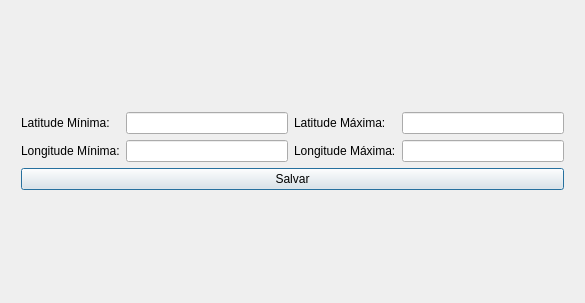
Before: the Qt Designer form paulo/add_info.ui in BetSpaguetty/Projeto-Taludes, drawn with Qt 5.
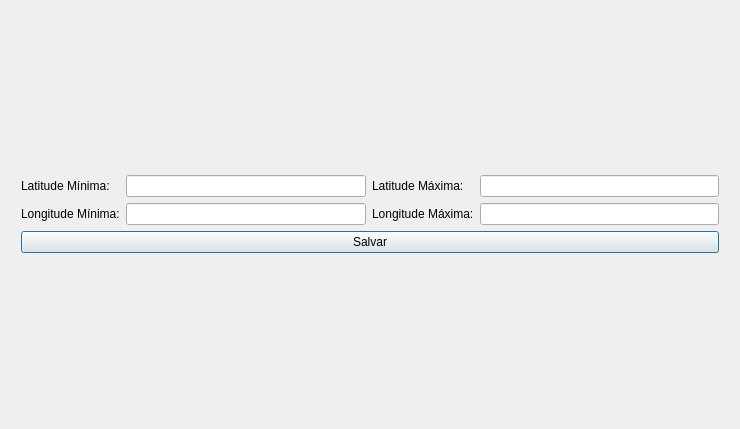
After: the same form once the commit is applied.

Commit message: Adicionados arquivos .ui

```diff
--- a/paulo/add_info.ui
+++ b/paulo/add_info.ui
@@ -6,8 +6,8 @@
    <rect>
     <x>0</x>
     <y>0</y>
-    <width>585</width>
-    <height>303</height>
+    <width>740</width>
+    <height>429</height>
    </rect>
   </property>
   <property name="windowTitle">
```
Left out of the diff: 4 changed lines with no effect on the pictures. The commit also changes 3 other files.
